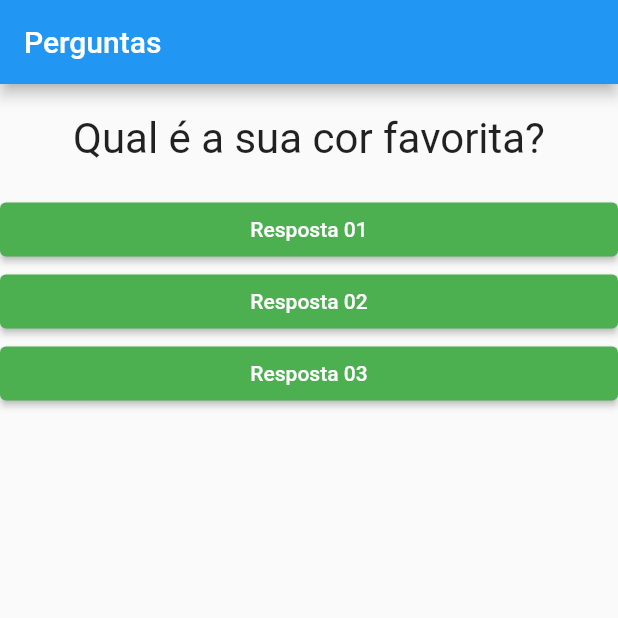
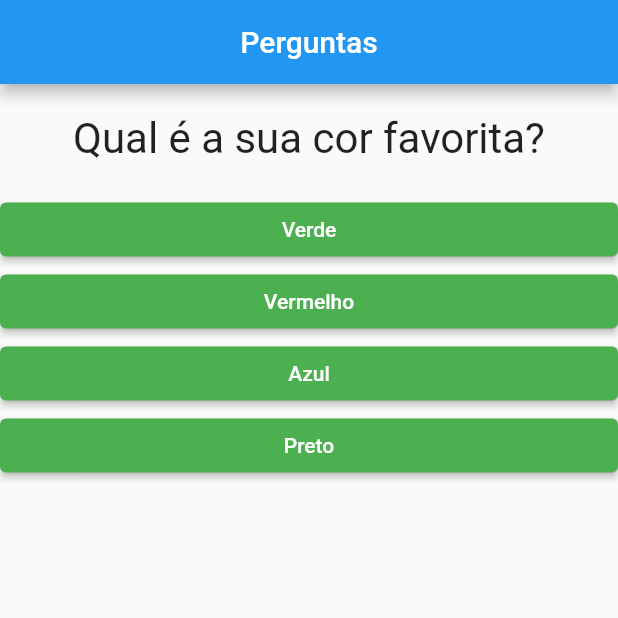
Before and after one commit to gabrielestefono/projeto_perguntas, a Flutter app: the screen it shows after launch, on a phone screen of 412 x 824 dp, the top half of it. Run offline on Flutter 3.47's test engine with Material 2 defaults, Android fonts, the phone set to English and light mode, and no system bars.

```diff
--- a/lib/main.dart
+++ b/lib/main.dart
@@ -16,24 +16,53 @@ class _PerguntaAppState extends State<PerguntaApp> {
 
   @override
   Widget build(BuildContext context) {
-    final perguntas = [
-      "Qual é a sua cor favorita?",
-      "Qual é o seu animal favorito?"
+    final List<Map<String, Object>> perguntas = [
+      {
+        "texto": "Qual é a sua cor favorita?",
+        "respostas": [
+          "Verde",
+          "Vermelho",
+          "Azul",
+          "Preto",
+        ],
+      },
+      {
+        "texto": "Qual é o seu animal favorito?",
+        "respostas": [
+          "Coelho",
+          "Cobra",
+          "Elefante",
+          "Leão",
+        ],
+      },
+      {
+        "texto": "Qual é o seu professor favorito?",
+        "respostas": [
+          "Maria",
+          "Leo",
+          "Gabriel",
+          "João",
+        ],
+      }
     ];
+
+    List<String> respostas =
+        perguntas[_perguntaSelecionada].cast()["respostas"];
 
     return MaterialApp(
       home: Scaffold(
         appBar: AppBar(
-          title: Text("Perguntas"),
+          title: const Text(
+            "Perguntas",
+          ),
+          centerTitle: true,
         ),
         body: Column(
           children: [
             Questao(
-              perguntas[_perguntaSelecionada],
+              perguntas[_perguntaSelecionada].cast()["texto"],
             ),
-            Resposta("Resposta 01", _responder),
-            Resposta("Resposta 02", _responder),
-            Resposta("Resposta 03", _responder),
+            ...respostas.map((t) => Resposta(t, _responder)).toList()
           ],
         ),
       ),
```
Also changed, not shown: 1 other file.
